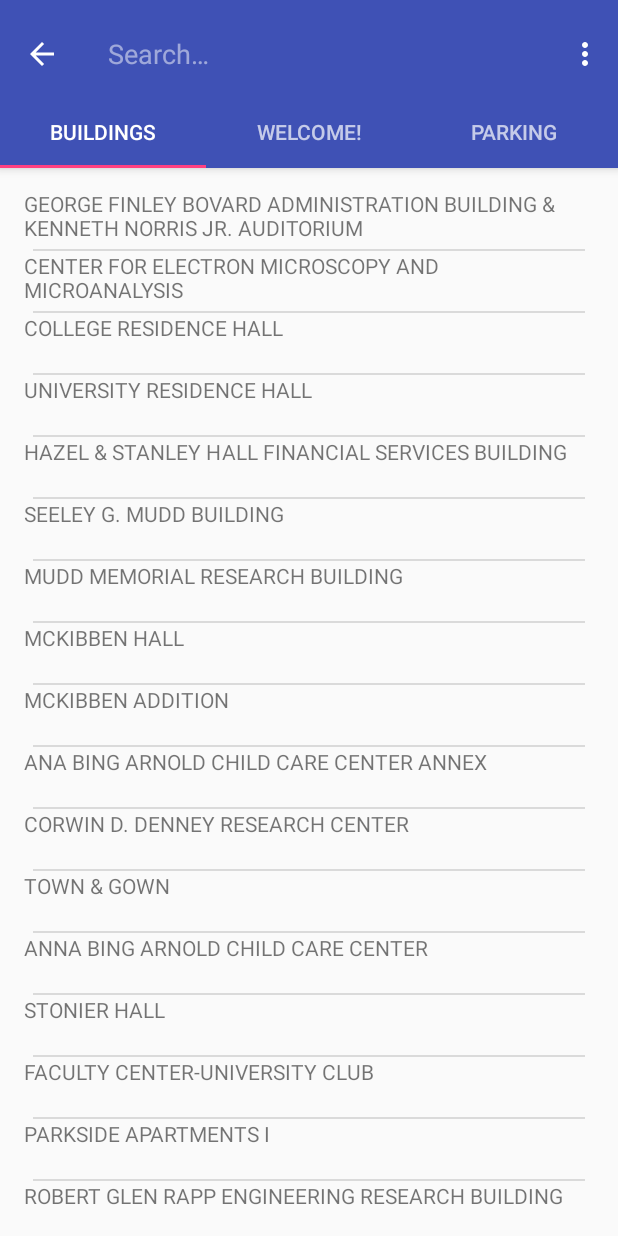
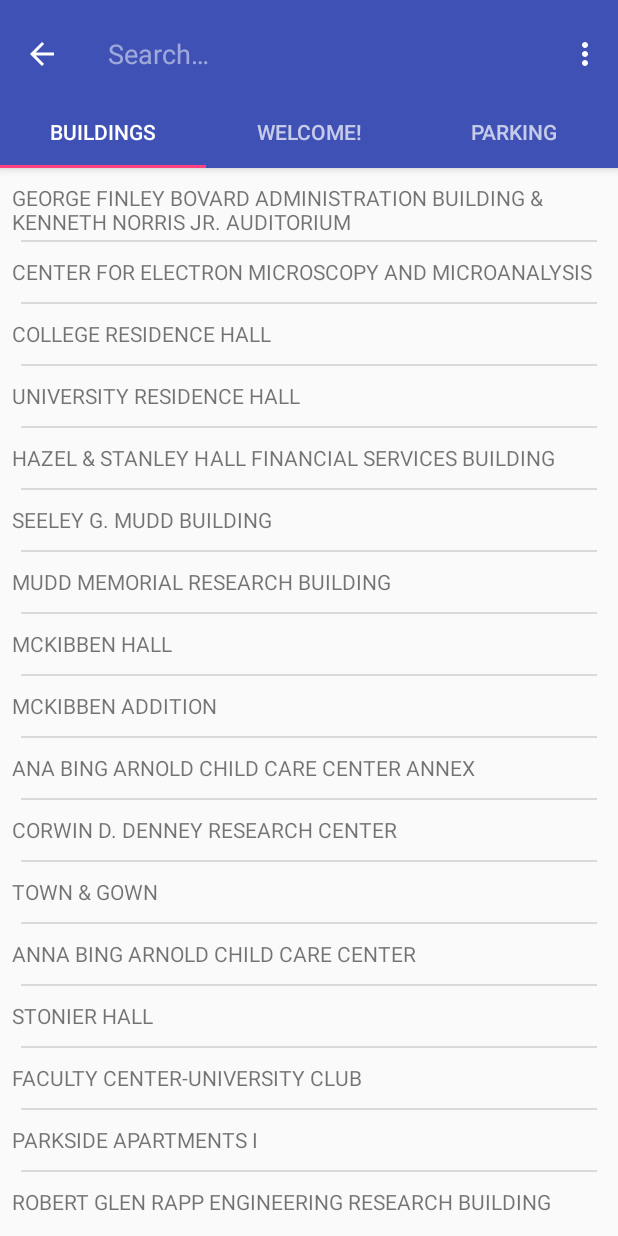
Before and after one commit to shubhamgupta28/USCmaps, an Android app: the screen it shows after launch (MainActivity), after a tap on "SEARCH", on a phone screen of 412 x 824 dp. Run offline under Robolectric (Android 15) with nearby library versions, the phone set to English and light mode, and no system bars.

Commit message:
UI related tasks - Recyclerview UI fixed, NotificationBar Color fixed

```diff
--- a/app/src/main/AndroidManifest.xml
+++ b/app/src/main/AndroidManifest.xml
@@ -21,7 +21,8 @@
             android:name=".MainActivity"
             android:label="@string/app_name"
             android:theme="@style/AppTheme.NoActionBar"
-            android:launchMode="singleTop">
+            android:launchMode="singleTop"
+            android:screenOrientation="portrait">
             <meta-data android:name="android.app.searchable"
                 android:resource="@xml/searchable" />
             <intent-filter>
--- a/app/src/main/res/layout/activity_main.xml
+++ b/app/src/main/res/layout/activity_main.xml
@@ -7,6 +7,10 @@
     android:layout_height="match_parent"
     android:fitsSystemWindows="true"
     tools:context="usc.com.uscmaps.example1.shubham.uscmaps.MainActivity">
+
+    <RelativeLayout
+        android:layout_width="match_parent"
+        android:layout_height="match_parent">
 
         <android.support.design.widget.AppBarLayout
             android:id="@+id/appbar"
@@ -20,8 +24,7 @@
                 android:layout_width="match_parent"
                 android:layout_height="?attr/actionBarSize"
                 android:background="?attr/colorPrimary"
-            app:popupTheme="@style/AppTheme.PopupOverlay">
-        </android.support.v7.widget.Toolbar>
+                app:popupTheme="@style/AppTheme.PopupOverlay"></android.support.v7.widget.Toolbar>
 
             <android.support.design.widget.TabLayout
                 android:id="@+id/tabs"
@@ -33,6 +36,7 @@
         <android.support.v4.view.ViewPager
             android:id="@+id/container"
             android:layout_width="match_parent"
-        android:layout_height="wrap_content" />
-
+            android:layout_height="wrap_content"
+            android:layout_below="@+id/appbar" />
+    </RelativeLayout>
 </android.support.design.widget.CoordinatorLayout>
--- a/app/src/main/res/layout/building_list_item.xml
+++ b/app/src/main/res/layout/building_list_item.xml
@@ -7,6 +7,7 @@
         android:layout_width="match_parent"
         android:layout_height="40dp"
         android:id="@+id/buildingNameTextView"
+        android:gravity="center_vertical"
         />
     <!--This View serves as a visual divider between list items-->
     <View
--- a/app/src/main/res/layout/tab1_buildings.xml
+++ b/app/src/main/res/layout/tab1_buildings.xml
@@ -9,18 +9,10 @@
     tools:context="usc.com.uscmaps.example1.shubham.uscmaps.MainActivity$PlaceholderFragment">
 
 
-    <TextView
-        android:id="@+id/section_label"
-        android:layout_width="wrap_content"
-        android:layout_height="wrap_content"
-        android:text="Tab1"
-        android:layout_alignParentRight="true"/>
-
     <android.support.v7.widget.RecyclerView
         android:layout_width="match_parent"
         android:layout_height="wrap_content"
-        android:id="@+id/recylerViewBuilding"
-        android:paddingTop="110dp">
+        android:id="@+id/recylerViewBuilding">
 
     </android.support.v7.widget.RecyclerView>
 </RelativeLayout>
--- a/app/src/main/res/layout/tab2_map.xml
+++ b/app/src/main/res/layout/tab2_map.xml
@@ -24,8 +24,7 @@
         android:layout_width="match_parent"
         android:layout_height="match_parent"
         android:layout_below="@+id/tabs"
-        android:id="@+id/mapView"
-        android:paddingTop="110dp">
+        android:id="@+id/mapView">
 
     </com.google.android.gms.maps.MapView>
 
--- a/app/src/main/res/values/dimens.xml
+++ b/app/src/main/res/values/dimens.xml
@@ -1,7 +1,7 @@
 <resources>
     <!-- Default screen margins, per the Android Design guidelines. -->
-    <dimen name="activity_horizontal_margin">16dp</dimen>
-    <dimen name="activity_vertical_margin">16dp</dimen>
-    <dimen name="fab_margin">16dp</dimen>
+    <dimen name="activity_horizontal_margin">8dp</dimen>
+    <dimen name="activity_vertical_margin">8dp</dimen>
+    <dimen name="fab_margin">8dp</dimen>
     <dimen name="appbar_padding_top">8dp</dimen>
 </resources>
--- a/app/src/main/res/values/styles.xml
+++ b/app/src/main/res/values/styles.xml
@@ -6,11 +6,14 @@
         <item name="colorPrimary">@color/colorPrimary</item>
         <item name="colorPrimaryDark">@color/colorPrimaryDark</item>
         <item name="colorAccent">@color/colorAccent</item>
+        <item name="android:statusBarColor"> @color/colorPrimaryDark</item>
+
     </style>
 
     <style name="AppTheme.NoActionBar">
         <item name="windowActionBar">false</item>
         <item name="windowNoTitle">true</item>
+        <item name="android:statusBarColor">@color/colorPrimaryDark</item>
     </style>
 
     <style name="AppTheme.AppBarOverlay" parent="ThemeOverlay.AppCompat.Dark.ActionBar" />
```
Also changed, not shown: 1 other file. Lines whose indentation alone changed are shown as unchanged.
